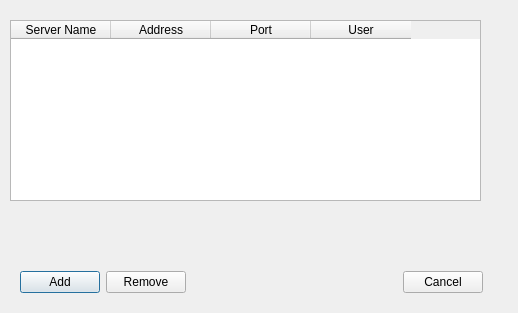
This is ServerTools/ui_viewServers.ui in dsgoficial/DsgTools as Qt 5 draws it before an edit. The edited form follows.
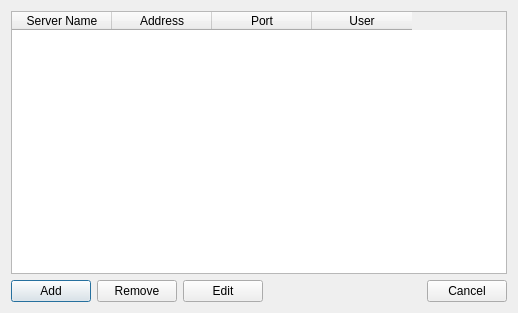
This is the edited form.

Commit message: Mangement Server update

```diff
--- a/ServerTools/ui_viewServers.ui
+++ b/ServerTools/ui_viewServers.ui
@@ -13,15 +13,26 @@
   <property name="windowTitle">
    <string>Configurate Servers</string>
   </property>
+  <layout class="QGridLayout" name="gridLayout">
+   <item row="0" column="0">
+    <layout class="QVBoxLayout" name="verticalLayout">
+     <item>
   <widget class="QTableWidget" name="tableWidget">
-   <property name="geometry">
-    <rect>
-     <x>10</x>
-     <y>20</y>
-     <width>471</width>
-     <height>181</height>
-    </rect>
-   </property>
+       <property name="selectionMode">
+        <enum>QAbstractItemView::SingleSelection</enum>
+       </property>
+       <property name="selectionBehavior">
+        <enum>QAbstractItemView::SelectRows</enum>
+       </property>
+       <attribute name="horizontalHeaderCascadingSectionResizes">
+        <bool>false</bool>
+       </attribute>
+       <attribute name="horizontalHeaderHighlightSections">
+        <bool>false</bool>
+       </attribute>
+       <attribute name="verticalHeaderVisible">
+        <bool>false</bool>
+       </attribute>
    <column>
     <property name="text">
      <string>Server Name</string>
@@ -43,15 +54,8 @@
     </property>
    </column>
   </widget>
-  <widget class="QWidget" name="">
-   <property name="geometry">
-    <rect>
-     <x>20</x>
-     <y>270</y>
-     <width>463</width>
-     <height>25</height>
-    </rect>
-   </property>
+     </item>
+     <item>
    <layout class="QHBoxLayout" name="horizontalLayout">
     <item>
      <widget class="QPushButton" name="addButton">
@@ -67,6 +71,13 @@
       </property>
      </widget>
     </item>
+       <item>
+        <widget class="QPushButton" name="editButton">
+         <property name="text">
+          <string>Edit</string>
+         </property>
+        </widget>
+       </item>
     <item>
      <spacer name="horizontalSpacer">
       <property name="orientation">
@@ -74,7 +85,7 @@
       </property>
       <property name="sizeHint" stdset="0">
        <size>
-        <width>218</width>
+           <width>138</width>
         <height>20</height>
        </size>
       </property>
@@ -88,7 +99,10 @@
      </widget>
     </item>
    </layout>
-  </widget>
+     </item>
+    </layout>
+   </item>
+  </layout>
  </widget>
  <resources/>
  <connections/>
```
Lines whose indentation alone changed are shown as unchanged. The commit also changes 3 other files.
